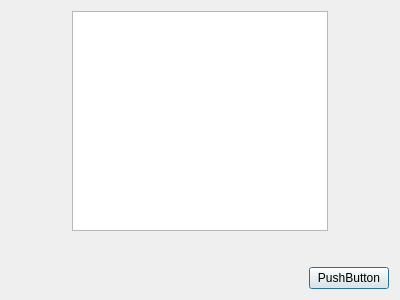
SpeRRy31/palitrcolor, file palitrcolor/palettelist.ui: the form before one commit.
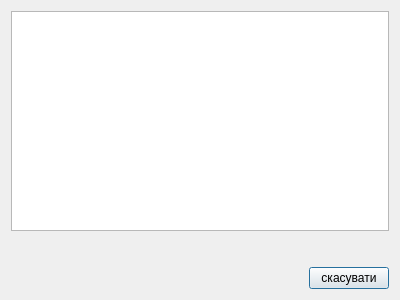
The form after the commit.

The edit to the form file:
```diff
--- a/palitrcolor/palettelist.ui
+++ b/palitrcolor/palettelist.ui
@@ -28,19 +28,6 @@
   <layout class="QGridLayout" name="gridLayout">
    <item row="0" column="0">
     <layout class="QHBoxLayout" name="horizontalLayout">
-     <item>
-      <spacer name="horizontalSpacer">
-       <property name="orientation">
-        <enum>Qt::Horizontal</enum>
-       </property>
-       <property name="sizeHint" stdset="0">
-        <size>
-         <width>40</width>
-         <height>20</height>
-        </size>
-       </property>
-      </spacer>
-     </item>
      <item>
       <widget class="QListWidget" name="paletteList">
        <property name="minimumSize">
@@ -51,19 +38,6 @@
        </property>
       </widget>
      </item>
-     <item>
-      <spacer name="horizontalSpacer_2">
-       <property name="orientation">
-        <enum>Qt::Horizontal</enum>
-       </property>
-       <property name="sizeHint" stdset="0">
-        <size>
-         <width>40</width>
-         <height>20</height>
-        </size>
-       </property>
-      </spacer>
-     </item>
     </layout>
    </item>
    <item row="1" column="0">
@@ -97,7 +71,7 @@
      <item>
       <widget class="QPushButton" name="close">
        <property name="text">
-        <string>PushButton</string>
+        <string>скасувати</string>
        </property>
       </widget>
      </item>
```
Left out of the diff: 2 changed lines with no effect on the pictures.
